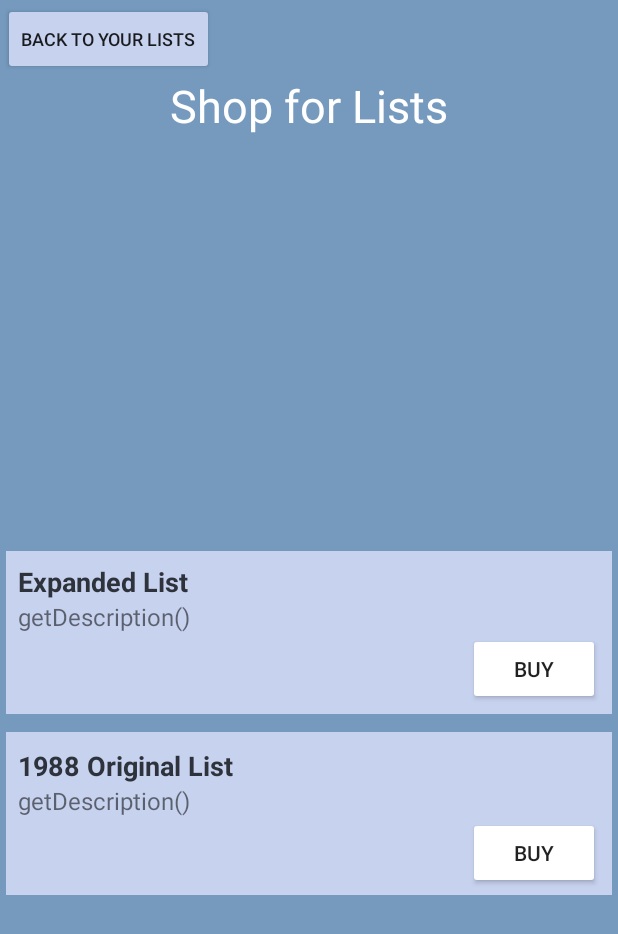
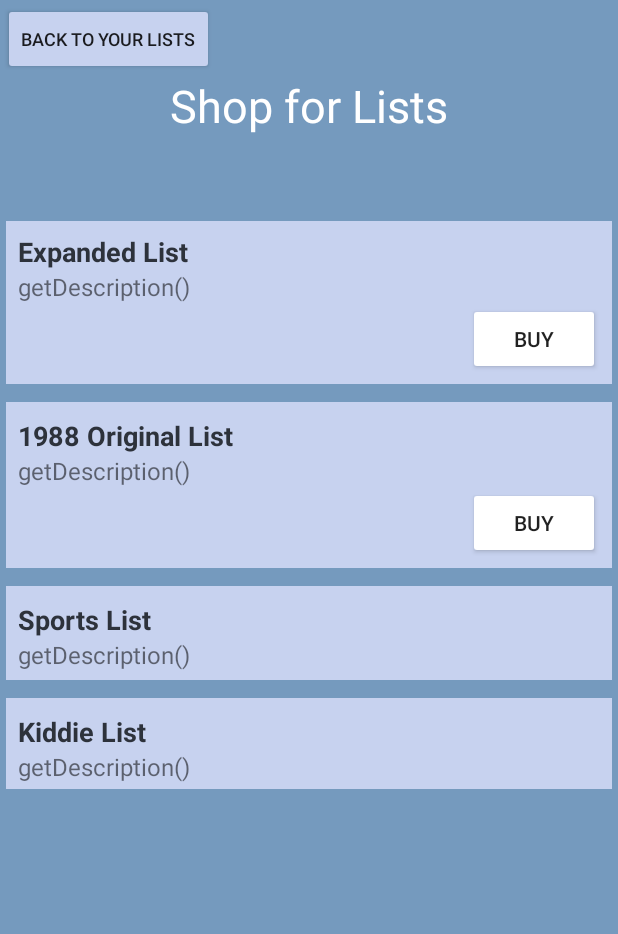
Before and after one commit to Andy8012GitHub/ABSTRACTS, an Android app: the layout activity_purchasing.xml on its own in the app's theme, with its tools: preview values and no code run, on a phone screen of 412 x 824 dp. Shown: the top 934 px of the screen. Run offline under Robolectric (Android 15) with nearby library versions, the phone set to English and light mode, and no system bars.

```diff
--- a/app/src/main/AndroidManifest.xml
+++ b/app/src/main/AndroidManifest.xml
@@ -31,7 +31,7 @@
         <activity android:name=".DefinitionsActivity"/>
         <activity android:name=".GamePlay"/>
         <activity android:name=".PickPPTListActivity" />
-        <!--<activity android:name=".PurchasingActivity"/>-->
+        <activity android:name=".PurchasingActivity"/>
         <activity android:name=".RulesActivity"/>
     </application>
 
--- a/app/src/main/java/com/app/myapp/abstracts/PickPPTListActivity.java
+++ b/app/src/main/java/com/app/myapp/abstracts/PickPPTListActivity.java
@@ -68,6 +68,7 @@ public class PickPPTListActivity extends AppCompatActivity {
         for (Purchase p : purchasingActivity.mPurchases) {
             skus.add(p.getSku());
         }
+        purchasingActivity.endConn();
 
         textViewExpanded.setOnClickListener(new View.OnClickListener() {
             @Override
--- a/app/src/main/res/layout/activity_purchasing.xml
+++ b/app/src/main/res/layout/activity_purchasing.xml
@@ -48,11 +48,9 @@
     <ScrollView
         android:layout_width="wrap_content"
         android:layout_height="wrap_content"
-        android:layout_marginBottom="8dp"
         android:layout_marginEnd="8dp"
         android:layout_marginStart="8dp"
         android:layout_marginTop="8dp"
-        app:layout_constraintBottom_toBottomOf="parent"
         app:layout_constraintEnd_toEndOf="parent"
         app:layout_constraintStart_toStartOf="parent"
         app:layout_constraintTop_toBottomOf="@+id/textViewMessageAboutGPlay">
@@ -66,7 +64,7 @@
             android:orientation="vertical">
 
             <TextView
-                android:id="@+id/textViewExpandedListTitleAndPrice"
+                android:id="@+id/textViewExpandedListPriceAndTitle"
                 android:layout_width="match_parent"
                 android:layout_height="wrap_content"
                 android:paddingLeft="8dp"
@@ -103,7 +101,7 @@
                 app:srcCompat="@drawable/line_color_primary" />
 
             <TextView
-                android:id="@+id/textView1988OriginalListTitleAndPrice"
+                android:id="@+id/textView1988OriginalListPriceAndTitle"
                 android:layout_width="match_parent"
                 android:layout_height="wrap_content"
                 android:paddingLeft="8dp"
@@ -133,6 +131,60 @@
                 android:text="@string/buy"
                 android:textAlignment="center" />
 
+            <ImageView
+                android:id="@+id/imageViewLine2"
+                android:layout_width="match_parent"
+                android:layout_height="wrap_content"
+                app:srcCompat="@drawable/line_color_primary" />
+
+            <TextView
+                android:id="@+id/textViewSportsListPriceAndTitle"
+                android:layout_width="match_parent"
+                android:layout_height="wrap_content"
+                android:paddingLeft="8dp"
+                android:paddingTop="8dp"
+                android:text="@string/ppt_sports_list"
+                android:textAlignment="viewStart"
+                android:textColor="@color/darkGray"
+                android:textSize="18sp"
+                android:textStyle="bold" />
+
+            <TextView
+                android:id="@+id/textViewSportsListDescription"
+                android:layout_width="match_parent"
+                android:layout_height="wrap_content"
+                android:layout_marginBottom="4dp"
+                android:paddingLeft="8dp"
+                android:text="getDescription()"
+                android:textSize="16sp" />
+
+            <ImageView
+                android:id="@+id/imageViewLine"
+                android:layout_width="match_parent"
+                android:layout_height="wrap_content"
+                app:srcCompat="@drawable/line_color_primary" />
+
+            <TextView
+                android:id="@+id/textViewKiddieListPriceAndTitle"
+                android:layout_width="match_parent"
+                android:layout_height="wrap_content"
+                android:paddingLeft="8dp"
+                android:paddingTop="8dp"
+                android:text="@string/ppt_kiddie_list"
+                android:textAlignment="viewStart"
+                android:textColor="@color/darkGray"
+                android:textSize="18sp"
+                android:textStyle="bold" />
+
+            <TextView
+                android:id="@+id/textViewKiddieListDescription"
+                android:layout_width="match_parent"
+                android:layout_height="wrap_content"
+                android:layout_marginBottom="4dp"
+                android:paddingLeft="8dp"
+                android:text="getDescription()"
+                android:textSize="16sp" />
+
         </LinearLayout>
     </ScrollView>
 
--- a/app/src/main/res/values/strings.xml
+++ b/app/src/main/res/values/strings.xml
@@ -18,6 +18,8 @@
     <string name="ppt_expanded_list_subtitle">With more than 1,400 PPTs</string>
     <string name="ppt_1988_original_list"><b>1988 Original List</b></string>
     <string name="ppt_1988_original_list_subtitle">From the 1988 board game with 960 PPTs</string>
+    <string name="ppt_sports_list">Sports List</string>
+    <string name="ppt_kiddie_list">Kiddie List</string>
     <string name="create_teams_title">Name Your Teams</string>
     <string name="enter_team_name">Enter team name</string>
     <string name="too_many_chars">Team names cannot exceed 12 characters.</string>
@@ -68,12 +70,14 @@
     <string name="back_to_picking_list">Back to Your Lists</string>
     <string name="purchasing_title">Shop for Lists</string>
     <string name="buy">BUY</string>
+    <string name="price_and_title_with_placeholders">%1$s \t %2$s</string>
     <string name="sku_expanded_list">expanded_list</string>
     <string name="sku_1988_original_list">1988_original_list</string>
-    <string name="g_play_unavailable">Sorry. Google Play purchasing is not available on your device.</string>
+    <string name="g_play_unavailable">Sorry. Google Play purchasing is not available on your device at this time.</string>
     <string name="g_play_item_already_owned">That item is already owned.</string>
-    <string name="g_play_error">Something went wrong. Your purchase could not be verified.</string>
+    <string name="g_play_not_verified">Your purchase could not be verified.</string>
     <string name="g_play_user_canceled">Canceled purchase.</string>
+    <string name="g_play_error">Something went wrong. Try again later.</string>
 
     -
     <string name="large_text">
```
Also changed, not shown: app/src/main/java/com/app/myapp/abstracts/PurchasingActivity.java (+30 -17 lines).
